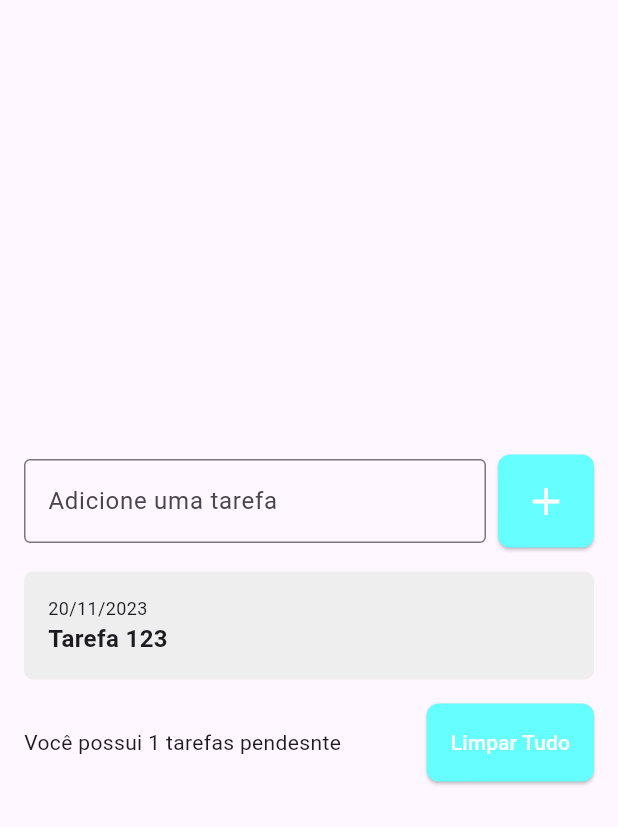
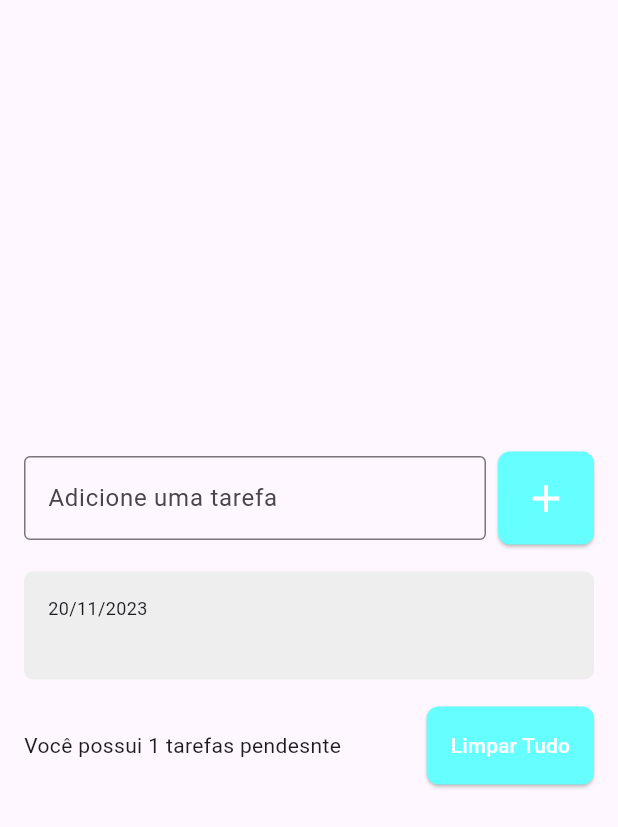
Before and after one commit to ferreiranerdnew/todo_list_flutter, a Flutter app: the screen it shows after launch, after a tap on the "add" icon, on a phone screen of 412 x 824 dp. Shown: the top 827 px of the screen. Run offline on Flutter 3.47's test engine with Material 3 defaults, Android fonts, the phone set to English and light mode, and no system bars.

Commit message:
Autocommit a cada 15 minutos

```diff
--- a/lib/pages/todo_list_page.dart
+++ b/lib/pages/todo_list_page.dart
@@ -89,7 +89,9 @@ class _TodoListPageState extends State<TodoListPage> {
                       //  utiliza rum comando for dentrod a lista para apresenatr em tela
                       for (String todo in todos)
                         // criando um wiget personalizado proprio em uma todo_list_item.dart esta dentro da pasta de wigets
-                        TodoListItem(),
+                        TodoListItem(
+                          title: todo,
+                        ),
                     ],
                   ),
                 ),
--- a/lib/wigets/todo_list_item.dart
+++ b/lib/wigets/todo_list_item.dart
@@ -1,17 +1,24 @@
 import 'package:flutter/material.dart';
 
 class TodoListItem extends StatelessWidget {
-  const TodoListItem({Key? key}) : super(key: key);
+  // definir um parametro obrigadorio required this.title  e final String? title;  ( o ? define que não pode ser null)
+  const TodoListItem({Key? key, required this.title}) : super(key: key);
+
+  final String title;
 
   @override
   Widget build(BuildContext context) {
-    // RF PEDDING; Column; eixocruzado; fonte
-    // quando se utiliza um Container o memso por padrão tem  um parametro de PEDDING
+    // RF PEDDING; Column; eixocruzado; fonte, margin
+    // quando se utiliza um Container o mesmo por padrão tem  um parametro de PEDDING
+    // Resumo  "margin"  afastamento forda do container, "pedding" afastamento dentro do container
     return Container(
       decoration: BoxDecoration(
         borderRadius: BorderRadius.circular(6),
         color: Colors.grey[200],
       ),
+      // o parametro margin e parecido com o padding, porém ao inverso d ao afastamento por fora do container
+      // assim conseguimos separar os itens dentro da lista deixando um aspecto com uma linha no meio de cada um
+      margin: const EdgeInsets.symmetric(vertical: 2),
       padding: const EdgeInsets.all(16),
       //  colocando os textop dentro da coluna, a mesma por padrão mantem seus item centralizados
       child: Column(
@@ -25,7 +32,7 @@ class TodoListItem extends StatelessWidget {
             ),
           ),
           Text(
-            'Tarefa 123',
+            title,
             style: TextStyle(
               fontSize: 16,
               // deixando a fonte em negrito mais conhecido como dar peso ao texto
```
